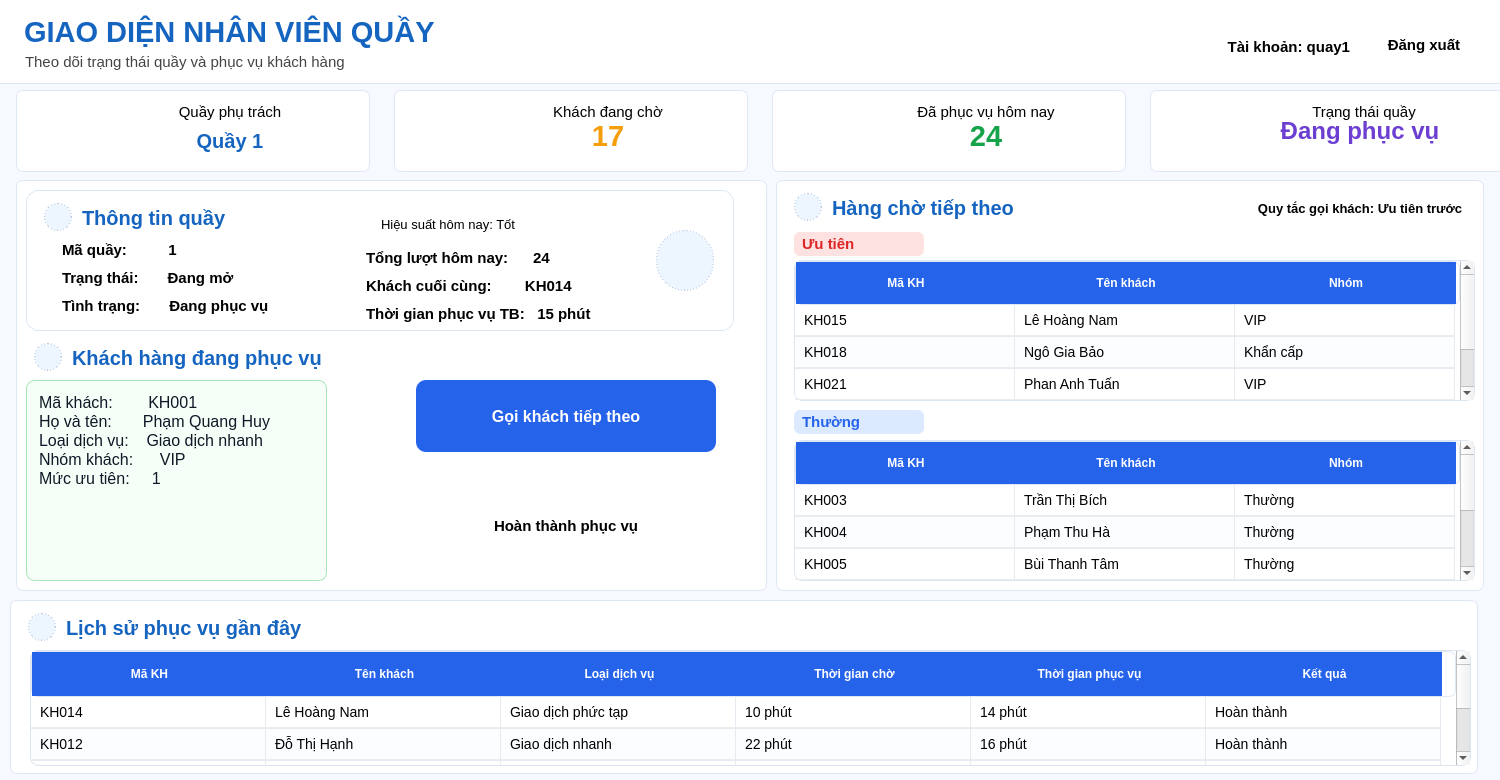
DangDan111/Nhom4_Hethongmophonghangdoidichvu, file ui/nhan_vien_quay.ui: the form before one commit.
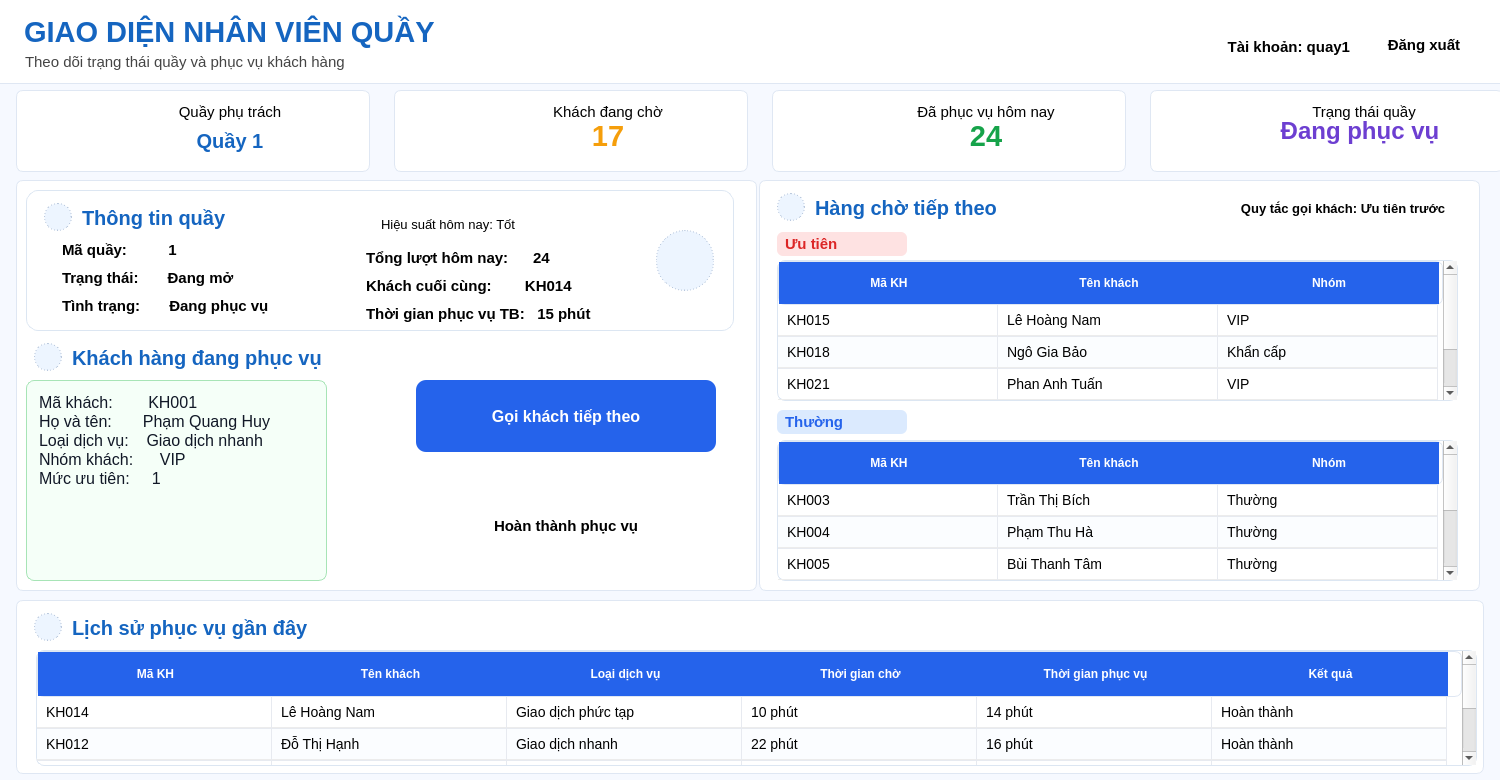
The form after the commit. Icons and pictures are not drawn.

Commit message: cap nhat

```diff
--- a/ui/nhan_vien_quay.ui
+++ b/ui/nhan_vien_quay.ui
@@ -732,7 +732,7 @@
     <rect>
      <x>16</x>
      <y>180</y>
-     <width>751</width>
+     <width>741</width>
      <height>411</height>
     </rect>
    </property>
@@ -1254,9 +1254,9 @@
   <widget class="QFrame" name="panelHangCho">
    <property name="geometry">
     <rect>
-     <x>776</x>
+     <x>759</x>
      <y>180</y>
-     <width>708</width>
+     <width>721</width>
      <height>411</height>
     </rect>
    </property>
@@ -1770,7 +1770,7 @@
   <widget class="QFrame" name="panelLichSu">
    <property name="geometry">
     <rect>
-     <x>10</x>
+     <x>16</x>
      <y>600</y>
      <width>1468</width>
      <height>174</height>
```
